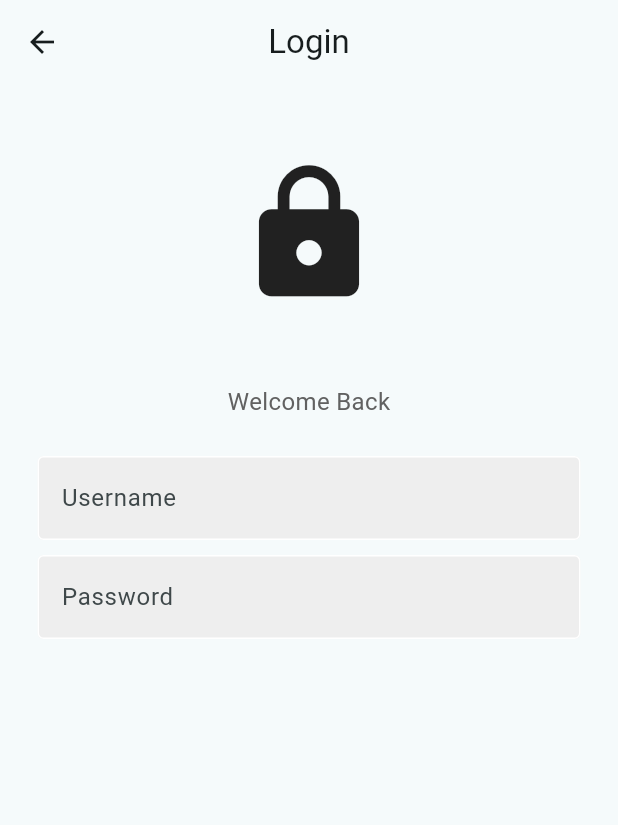
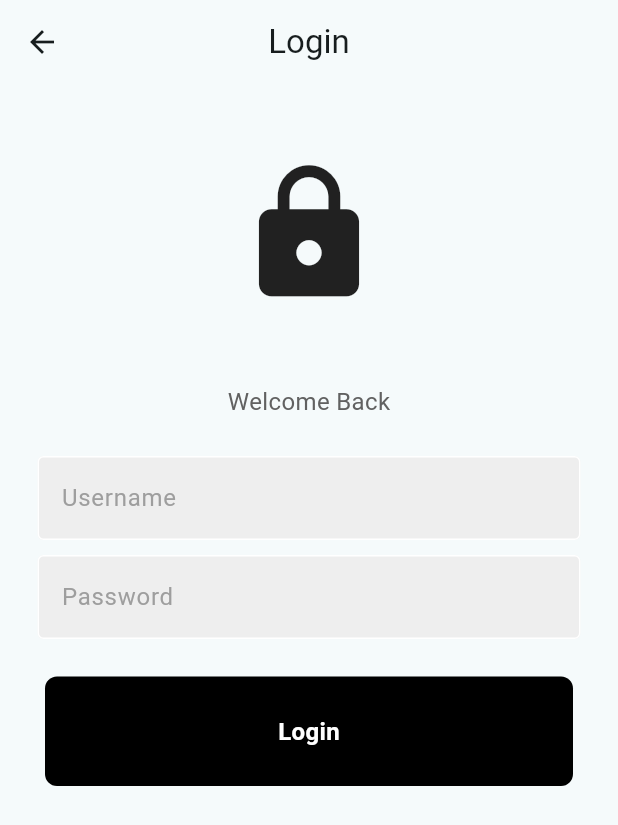
Before and after one commit to RaninduAmarasinghe/BusBuddy-FrontEnd, a Flutter app: the screen it shows after launch, after a tap on the "person" icon, on a phone screen of 412 x 824 dp. Shown: the top 825 px of the screen. Run offline on Flutter 3.47's test engine with Material 3 defaults, Android fonts, the phone set to English and light mode, and no system bars.

Commit message:
create login page

```diff
--- /dev/null
+++ b/lib/Driver/components/my_button.dart
@@ -0,0 +1,31 @@
+import 'package:flutter/material.dart';
+
+class MyButton extends StatelessWidget {
+  final Function()? onTap;
+
+  const MyButton({super.key, required this.onTap});
+
+  @override
+  Widget build(BuildContext context) {
+    return GestureDetector(
+      onTap: onTap,
+      child: Container(
+          padding: const EdgeInsets.all(25),
+          margin: const EdgeInsets.symmetric(horizontal: 30),
+          decoration: BoxDecoration(
+            color: Colors.black,
+            borderRadius: BorderRadius.circular(8),
+          ),
+          child: const Center(
+            child: Text(
+              "Login",
+              style: TextStyle(
+                color: Colors.white,
+                fontWeight: FontWeight.bold,
+                fontSize: 16,
+              ),
+            ),
+          )),
+    );
+  }
+}
--- a/lib/Driver/components/mytextfield.dart
+++ b/lib/Driver/components/mytextfield.dart
@@ -1,5 +1,4 @@
 import 'package:flutter/material.dart';
-
 
 class MyTextField extends StatelessWidget {
   final controller;
@@ -30,6 +29,7 @@
           fillColor: Colors.grey.shade200,
           filled: true,
           hintText: hintText,
+          hintStyle: TextStyle(color: Colors.grey[500]),
         ),
       ),
     );
--- a/lib/Driver/login.dart
+++ b/lib/Driver/login.dart
@@ -1,3 +1,4 @@
+import 'package:busbuddy_frontend/Driver/components/my_button.dart';
 import 'package:busbuddy_frontend/Driver/components/mytextfield.dart';
 import 'package:busbuddy_frontend/main_page.dart';
 import 'package:flutter/material.dart';
@@ -9,6 +10,10 @@
 
   final usernameController = TextEditingController();
   final passwordController = TextEditingController();
+
+  //sign user in method
+
+  void signUserIn() {}
   @override
   Widget build(BuildContext context) {
     return Scaffold(
@@ -52,6 +57,12 @@
               hintText: "Password",
               obsecureText: true,
             ),
+
+            //Login button
+            const SizedBox(height: 25),
+            MyButton(
+              onTap: signUserIn,
+            ),
           ],
         ),
       )),
```
